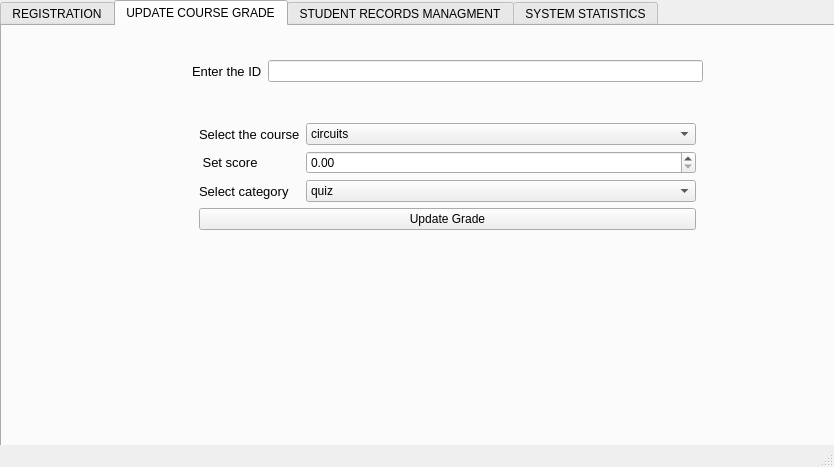
First picture: the form in mainwindow.ui, repository monawalied/Student_Grade_Checker, before the edit.
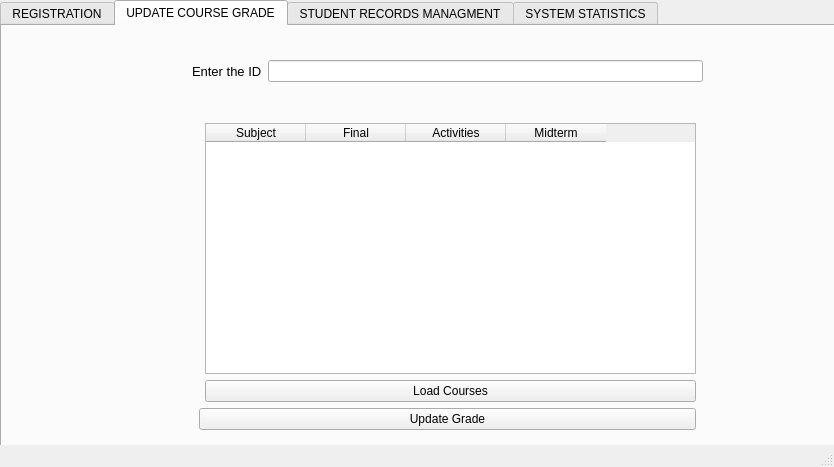
Second picture: the form after the edit. The open tabs and pages were chosen to show the change.

Commit message: Update course grade tab

```diff
--- a/mainwindow.ui
+++ b/mainwindow.ui
@@ -183,91 +183,38 @@
        <property name="bottomMargin">
         <number>7</number>
        </property>
-       <item row="0" column="0">
-        <widget class="QLabel" name="label_15">
-         <property name="font">
-          <font>
-           <pointsize>10</pointsize>
-          </font>
-         </property>
-         <property name="text">
-          <string>Select the course</string>
-         </property>
-        </widget>
-       </item>
        <item row="0" column="1">
-        <widget class="QComboBox" name="courseCombo">
-         <item>
+        <widget class="QTableWidget" name="updateTable">
+         <column>
           <property name="text">
-           <string>circuits</string>
+           <string>Subject</string>
           </property>
-         </item>
-         <item>
+         </column>
+         <column>
           <property name="text">
-           <string>electronics</string>
+           <string>Final</string>
           </property>
-         </item>
-         <item>
+         </column>
+         <column>
           <property name="text">
-           <string>control</string>
+           <string>Activities</string>
           </property>
-         </item>
-        </widget>
-       </item>
-       <item row="1" column="0">
-        <widget class="QLabel" name="label_16">
-         <property name="font">
-          <font>
-           <pointsize>10</pointsize>
-          </font>
-         </property>
-         <property name="text">
-          <string> Set score</string>
-         </property>
+         </column>
+         <column>
+          <property name="text">
+           <string>Midterm</string>
+          </property>
+         </column>
         </widget>
        </item>
        <item row="1" column="1">
-        <widget class="QDoubleSpinBox" name="gradeValue">
-         <property name="enabled">
-          <bool>true</bool>
-         </property>
-         <property name="maximum">
-          <double>100.989999999999995</double>
-         </property>
-        </widget>
-       </item>
-       <item row="2" column="0">
-        <widget class="QLabel" name="label_17">
-         <property name="font">
-          <font>
-           <pointsize>10</pointsize>
-          </font>
-         </property>
+        <widget class="QPushButton" name="loadCoursesBtn">
          <property name="text">
-          <string>Select category</string>
+          <string>Load Courses</string>
          </property>
         </widget>
        </item>
-       <item row="2" column="1">
-        <widget class="QComboBox" name="componentCombo">
-         <item>
-          <property name="text">
-           <string>quiz</string>
-          </property>
-         </item>
-         <item>
-          <property name="text">
-           <string>midterm</string>
-          </property>
-         </item>
-         <item>
-          <property name="text">
-           <string>finalExam</string>
-          </property>
-         </item>
-        </widget>
-       </item>
-       <item row="4" column="0" colspan="2">
+       <item row="2" column="0" colspan="2">
         <layout class="QHBoxLayout" name="horizontalLayout_3">
          <item>
           <widget class="QPushButton" name="updateGradeBtn">
```
Left out of the diff: 2 changed lines with no effect on the pictures. The commit also changes 5 other files.
